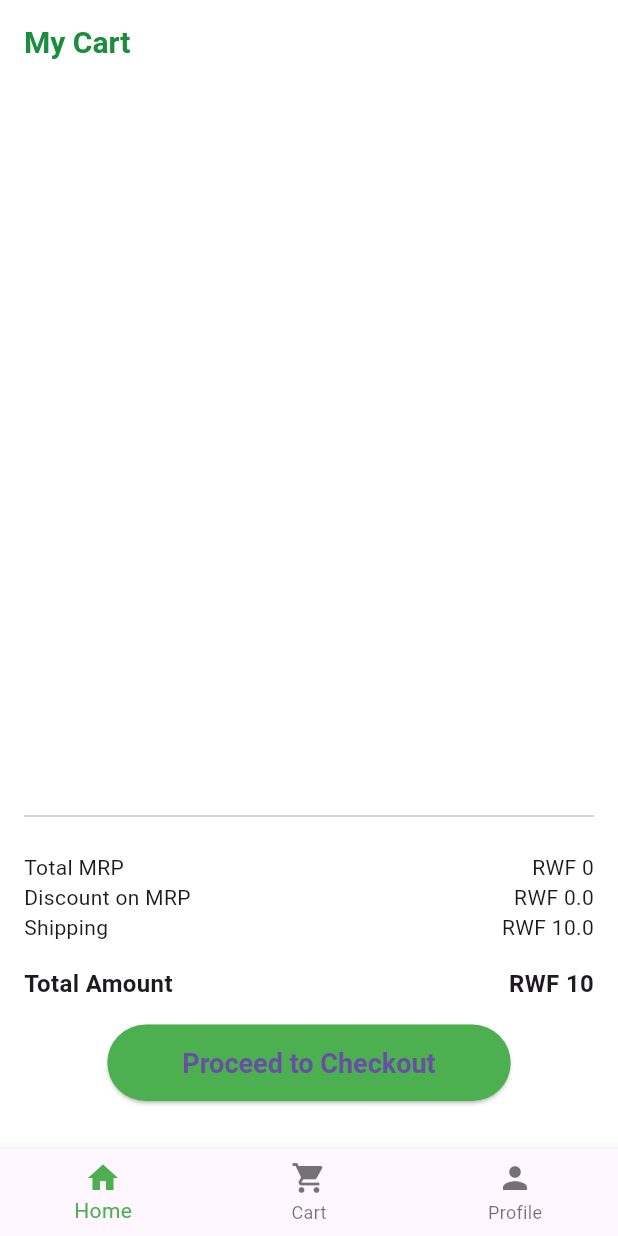
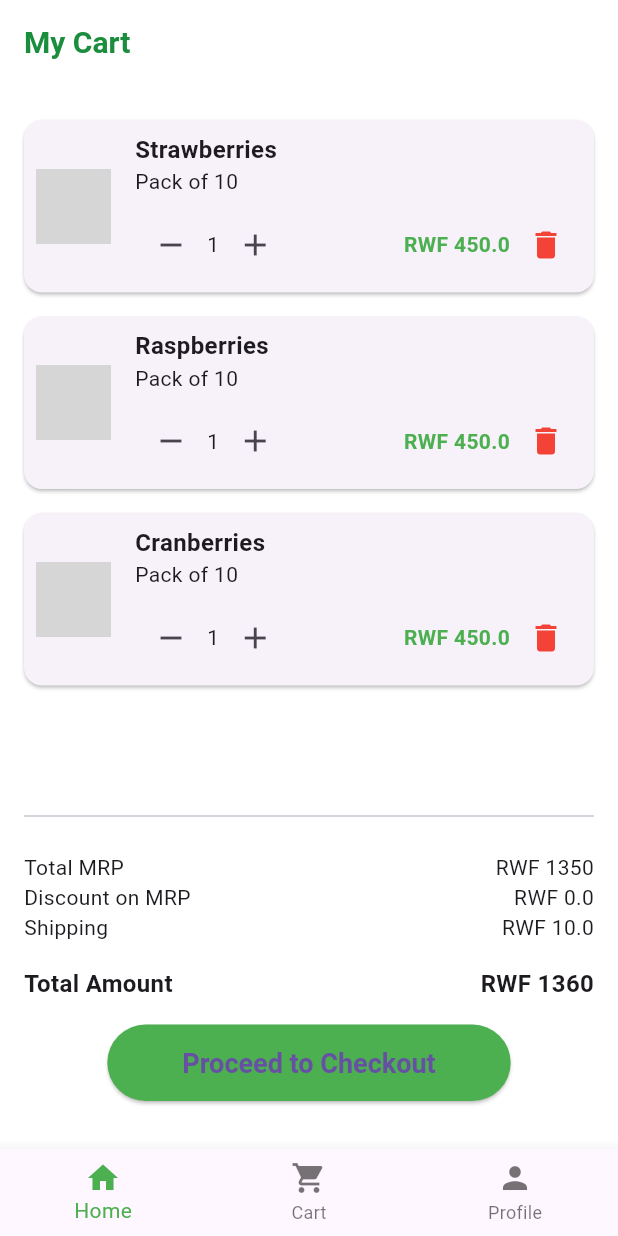
Before and after one commit to cekwedike/group-12-mobile-dev_Farm-Fresh, a Flutter app: the CartPage screen opened directly, on a phone screen of 412 x 824 dp. Run offline on Flutter 3.47's test engine with Material 3 defaults, Android fonts, the phone set to English and light mode, and no system bars; grey boxes are pictures that could not be loaded.

```diff
--- a/farm_fresh/lib/screens/cart_screen.dart
+++ b/farm_fresh/lib/screens/cart_screen.dart
@@ -36,25 +36,45 @@ class CartItem {
 class CartPage extends StatefulWidget {
   const CartPage({super.key});
 
+  // This method creates the state for CartPage
   @override
   _CartPageState createState() => _CartPageState();
 }
 
 // State class for CartPage
 class _CartPageState extends State<CartPage> {
-  // Initialize an empty list of CartItem objects for the cart
-  List<CartItem> cartItems = [];
-
-  // Method to add items to the cart
-  void addToCart(CartItem item) {
-    setState(() {
-      cartItems.add(item);
-    });
-  }
+  // List of CartItem objects for the cart
+  List<CartItem> cartItems = [
+    CartItem(
+      name: "Strawberries",
+      description: "Pack of 10",
+      quantity: 1,
+      price: 450.0,
+      image: 'assets/berries.jpg', // Path as a String
+    ),
+    CartItem(
+      name: "Raspberries",
+      description: "Pack of 10",
+      quantity: 1,
+      price: 450.0,
+      image: 'assets/berries.jpg', // Path as a String
+    ),
+    CartItem(
+      name: "Cranberries",
+      description: "Pack of 10",
+      quantity: 1,
+      price: 450.0,
+      image: 'assets/berries.jpg', // Path as a String
+    ),
+  ];
 
   // Calculate the total price of the cart items
   double get totalPrice {
-    return cartItems.fold(0, (sum, item) => sum + item.quantity * item.price);
+    double total = 0;
+    for (var item in cartItems) {
+      total += item.quantity * item.price;
+    }
+    return total;
   }
 
   @override
@@ -85,7 +105,7 @@ class _CartPageState extends State<CartPage> {
                             item.image,
                             width: 50,
                             height: 50,
-                            fit: BoxFit.cover,
+                            fit: BoxFit.cover, // Adjusts the image fit
                           ),
                           const SizedBox(width: 16),
                           Expanded(
@@ -131,7 +151,8 @@ class _CartPageState extends State<CartPage> {
                                       ),
                                     ),
                                     IconButton(
-                                      icon: const Icon(Icons.delete, color: Colors.red),
+                                      icon: const Icon(Icons.delete,
+                                          color: Colors.red),
                                       onPressed: () {
                                         setState(() {
                                           cartItems.removeAt(index);
```
